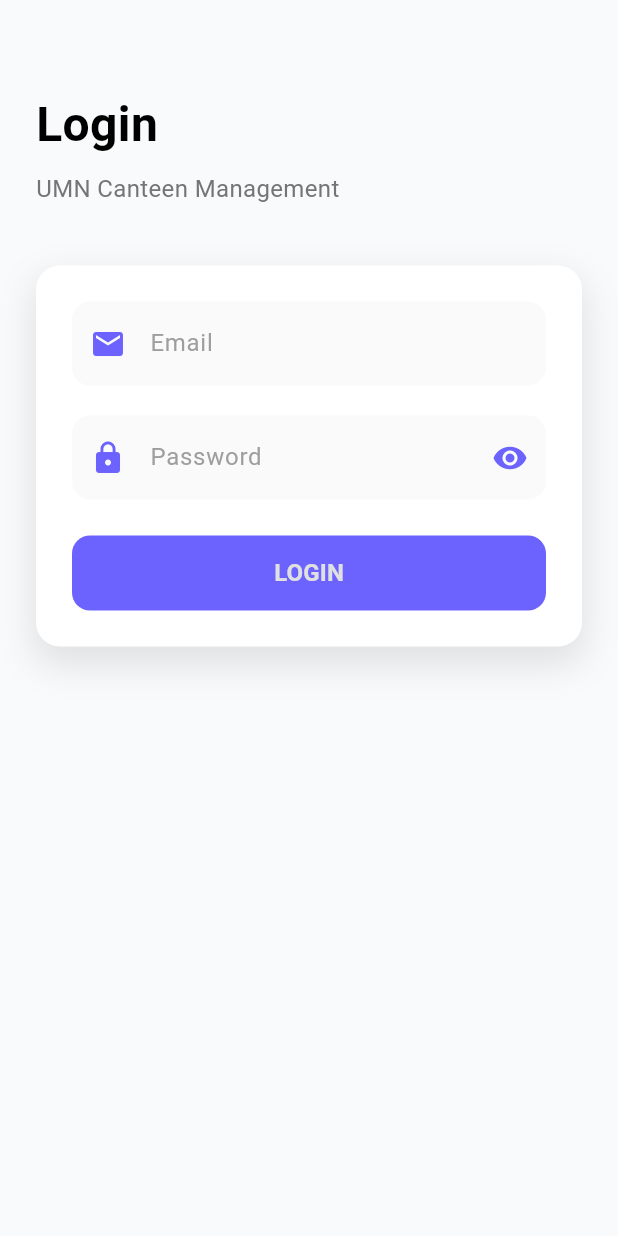
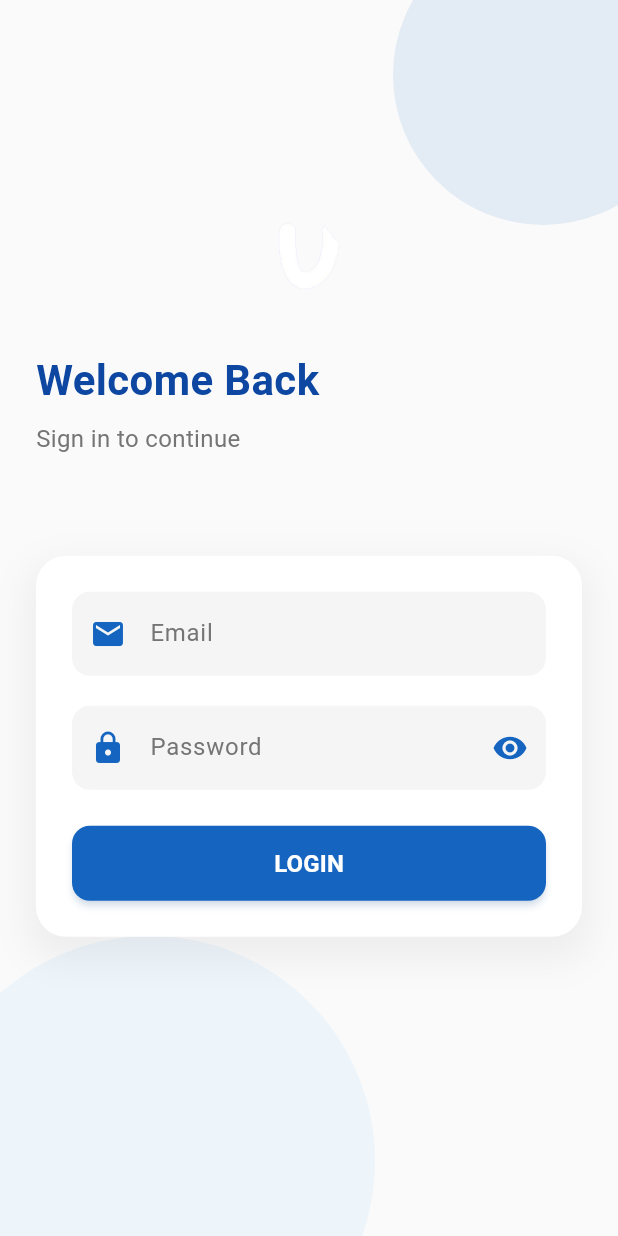
Before and after one commit to makananku/u_teen, a Flutter app: the LoginScreen screen opened directly, on a phone screen of 412 x 824 dp. Run offline on Flutter 3.47's test engine with Material 3 defaults, Android fonts, the light colour scheme and no system bars; our stand-ins replace cloud_firestore, firebase_auth, firebase_core, flutter_keyboard_visibility, image_picker, lottie and 1 more; accounts and stored records are empty; network calls fail.

Commit message:
login screen UI optimized

```diff
--- a/lib/screens/login_screen.dart
+++ b/lib/screens/login_screen.dart
@@ -20,6 +20,7 @@ class _LoginScreenState extends State<LoginScreen> with SingleTickerProviderStat
   bool _isLoading = false;
   late AnimationController _animationController;
   late Animation<double> _opacityAnimation;
+  late Animation<Offset> _slideAnimation;
 
   final TextEditingController _emailController = TextEditingController();
   final TextEditingController _passwordController = TextEditingController();
@@ -33,9 +34,18 @@ class _LoginScreenState extends State<LoginScreen> with SingleTickerProviderStat
       vsync: this,
       duration: const Duration(milliseconds: 1000),
     );
+
     _opacityAnimation = Tween<double>(begin: 0.0, end: 1.0).animate(
       CurvedAnimation(parent: _animationController, curve: Curves.easeInOutCubic),
     );
+
+    _slideAnimation = Tween<Offset>(
+      begin: const Offset(0, 0.2),
+      end: Offset.zero,
+    ).animate(CurvedAnimation(
+      parent: _animationController,
+      curve: Curves.easeOutQuart,
+    ));
 
     WidgetsBinding.instance.addPostFrameCallback((_) async {
       final authProvider = Provider.of<AuthProvider>(context, listen: false);
@@ -165,93 +175,125 @@ class _LoginScreenState extends State<LoginScreen> with SingleTickerProviderStat
   @override
   Widget build(BuildContext context) {
     final isDarkMode = Provider.of<ThemeNotifier>(context).isDarkMode;
+    final blueColor = Colors.blue[800]!;
+    final lightBlue = Colors.blue[100]!;
 
     return WillPopScope(
       onWillPop: _onWillPop,
       child: Scaffold(
-        backgroundColor: AppTheme.getBackground(isDarkMode),
+        backgroundColor: isDarkMode ? Colors.grey[900] : Colors.grey[50],
         body: Stack(
           children: [
+            // Background decoration
+            Positioned(
+              top: -50,
+              right: -50,
+              child: Container(
+                width: 200,
+                height: 200,
+                decoration: BoxDecoration(
+                  color: blueColor.withOpacity(0.1),
+                  shape: BoxShape.circle,
+                ),
+              ),
+            ),
+            Positioned(
+              bottom: -100,
+              left: -50,
+              child: Container(
+                width: 300,
+                height: 300,
+                decoration: BoxDecoration(
+                  color: lightBlue.withOpacity(0.2),
+                  shape: BoxShape.circle,
+                ),
+              ),
+            ),
+
             SingleChildScrollView(
+              child: SizedBox(
+                height: MediaQuery.of(context).size.height,
                 child: Padding(
                   padding: const EdgeInsets.symmetric(horizontal: 24),
-                child: Form(
-                  key: _formKey,
                   child: Column(
                     crossAxisAlignment: CrossAxisAlignment.start,
                     children: [
-                      const SizedBox(height: 60),
+                      const Spacer(flex: 2),
+                      // Header with logo and title
                       FadeTransition(
                         opacity: _opacityAnimation,
+                        child: SlideTransition(
+                          position: _slideAnimation,
                           child: Column(
                             crossAxisAlignment: CrossAxisAlignment.start,
                             children: [
+                              Center(
+                                child: Image.asset(
+                                  'assets/logo/u.png',
+                                  width: 80,
+                                  height: 80,
+                                  errorBuilder: (context, error, stackTrace) =>
+                                    const FlutterLogo(size: 80),
+                                ),
+                              ),
+                              const SizedBox(height: 20),
                               Text(
-                              'Login',
+                                'Welcome Back',
                                 style: TextStyle(
-                                fontSize: 32,
+                                  fontSize: 28,
                                   fontWeight: FontWeight.bold,
-                                color: AppTheme.getPrimaryText(isDarkMode),
+                                  color: isDarkMode ? Colors.white : Colors.blue[900],
                                 ),
                               ),
                               const SizedBox(height: 8),
                               Text(
-                              'UMN Canteen Management',
+                                'Sign in to continue',
                                 style: TextStyle(
                                   fontSize: 16,
-                                color: AppTheme.getSecondaryText(isDarkMode),
+                                  color: isDarkMode ? Colors.grey[400] : Colors.grey[600],
                                 ),
                               ),
                             ],
                           ),
                         ),
-                      const SizedBox(height: 40),
-                      _buildLoginForm(isDarkMode),
-                    ],
                       ),
-                ),
-              ),
-            ),
-            if (_isLoading)
-              Container(
-                color: AppTheme.getPrimaryText(isDarkMode).withOpacity(0.3),
-                child: const Center(
-                  child: CircularProgressIndicator(),
-                ),
-              ),
-          ],
-        ),
-      ),
-    );
-  }
-
-  Widget _buildLoginForm(bool isDarkMode) {
-    return FadeTransition(
+                      const Spacer(),
+                      // Login form
+                      FadeTransition(
                         opacity: _opacityAnimation,
+                        child: SlideTransition(
+                          position: _slideAnimation,
                           child: Container(
                             padding: const EdgeInsets.all(24),
                             decoration: BoxDecoration(
-          color: AppTheme.getCard(isDarkMode),
-          borderRadius: BorderRadius.circular(16),
+                              color: isDarkMode ? Colors.grey[850] : Colors.white,
+                              borderRadius: BorderRadius.circular(20),
                               boxShadow: [
                                 BoxShadow(
-              color: AppTheme.getPrimaryText(isDarkMode).withOpacity(0.1),
+                                  color: Colors.black.withOpacity(0.05),
                                   blurRadius: 20,
-              spreadRadius: 2,
+                                  spreadRadius: 5,
                                   offset: const Offset(0, 10),
                                 ),
                               ],
                             ),
+                            child: Form(
+                              key: _formKey,
                               child: Column(
                                 children: [
+                                  // Email field
                                   TextFormField(
                                     controller: _emailController,
                                     decoration: InputDecoration(
                                       filled: true,
-                fillColor: AppTheme.getDetailBackground(isDarkMode),
+                                      fillColor: isDarkMode ? Colors.grey[800] : Colors.grey[100],
                                       hintText: 'Email',
-                hintStyle: TextStyle(color: AppTheme.getTextGrey(isDarkMode)),
-                prefixIcon: Icon(Icons.email, color: AppTheme.getButton(isDarkMode)),
+                                      hintStyle: TextStyle(
+                                        color: isDarkMode ? Colors.grey[400] : Colors.grey[600]),
+                                      prefixIcon: Icon(
+                                        Icons.email,
+                                        color: blueColor,
+                                      ),
                                       border: OutlineInputBorder(
                                         borderRadius: BorderRadius.circular(12),
                                         borderSide: BorderSide.none,
@@ -263,19 +305,24 @@ class _LoginScreenState extends State<LoginScreen> with SingleTickerProviderStat
                                     onChanged: (value) => setState(() {}),
                                   ),
                                   const SizedBox(height: 20),
+                                  // Password field
                                   TextFormField(
                                     controller: _passwordController,
                                     obscureText: _obscurePassword,
                                     decoration: InputDecoration(
                                       filled: true,
-                fillColor: AppTheme.getDetailBackground(isDarkMode),
+                                      fillColor: isDarkMode ? Colors.grey[800] : Colors.grey[100],
                                       hintText: 'Password',
-                hintStyle: TextStyle(color: AppTheme.getTextGrey(isDarkMode)),
-                prefixIcon: Icon(Icons.lock, color: AppTheme.getButton(isDarkMode)),
+                                      hintStyle: TextStyle(
+                                        color: isDarkMode ? Colors.grey[400] : Colors.grey[600]),
+                                      prefixIcon: Icon(
+                                        Icons.lock,
+                                        color: blueColor,
+                                      ),
                                       suffixIcon: IconButton(
                                         icon: Icon(
                                           _obscurePassword ? Icons.visibility : Icons.visibility_off,
-                    color: AppTheme.getButton(isDarkMode),
+                                          color: blueColor,
                                         ),
                                         onPressed: () {
                                           setState(() => _obscurePassword = !_obscurePassword);
@@ -290,27 +337,57 @@ class _LoginScreenState extends State<LoginScreen> with SingleTickerProviderStat
                                     validator: _validatePassword,
                                   ),
                                   const SizedBox(height: 24),
+                                  // Login button
                                   SizedBox(
                                     width: double.infinity,
                                     height: 50,
                                     child: ElevatedButton(
                                       onPressed: _isLoading ? null : _handleLogin,
                                       style: ElevatedButton.styleFrom(
-                  backgroundColor: AppTheme.getButton(isDarkMode),
-                  foregroundColor: AppTheme.getPrimaryText(!isDarkMode),
+                                        backgroundColor: blueColor,
+                                        foregroundColor: Colors.white,
                                         shape: RoundedRectangleBorder(
                                           borderRadius: BorderRadius.circular(12),
                                         ),
-                  elevation: 0,
+                                        elevation: 2,
+                                        shadowColor: blueColor.withOpacity(0.3),
                                       ),
-                child: Text(
+                                      child: _isLoading
+                                          ? const SizedBox(
+                                              width: 20,
+                                              height: 20,
+                                              child: CircularProgressIndicator(
+                                                strokeWidth: 2,
+                                                valueColor: AlwaysStoppedAnimation(Colors.white),
+                                              ),
+                                            )
+                                          : Text(
                                               'LOGIN',
                                               style: TextStyle(
                                                 fontSize: 16,
                                                 fontWeight: FontWeight.bold,
-                    color: AppTheme.getPrimaryText(!isDarkMode),
+                                                color: Colors.white,
                                               ),
                                             ),
+                                    ),
+                                  ),
+                                ],
+                              ),
+                            ),
+                          ),
+                        ),
+                      ),
+                      const Spacer(flex: 3),
+                    ],
+                  ),
+                ),
+              ),
+            ),
+            if (_isLoading)
+              Container(
+                color: Colors.black.withOpacity(0.3),
+                child: const Center(
+                  child: CircularProgressIndicator(),
                 ),
               ),
           ],
```
Lines whose indentation alone changed are shown as unchanged.
